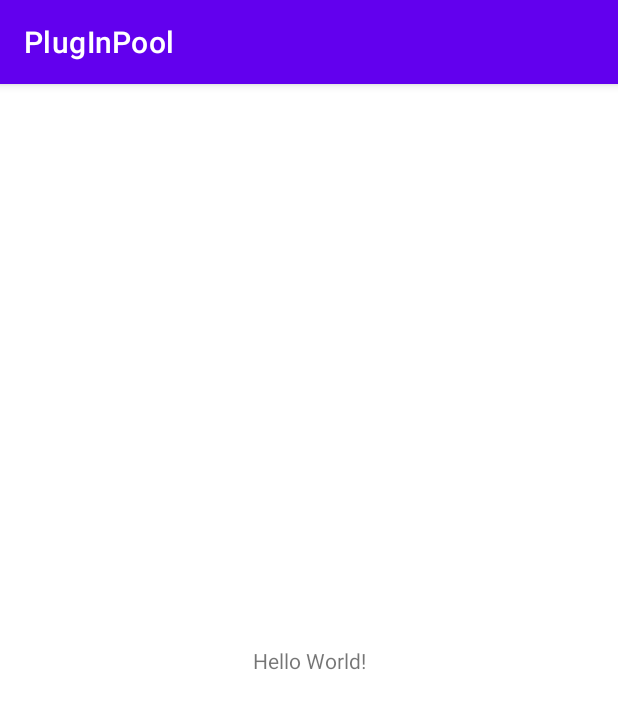
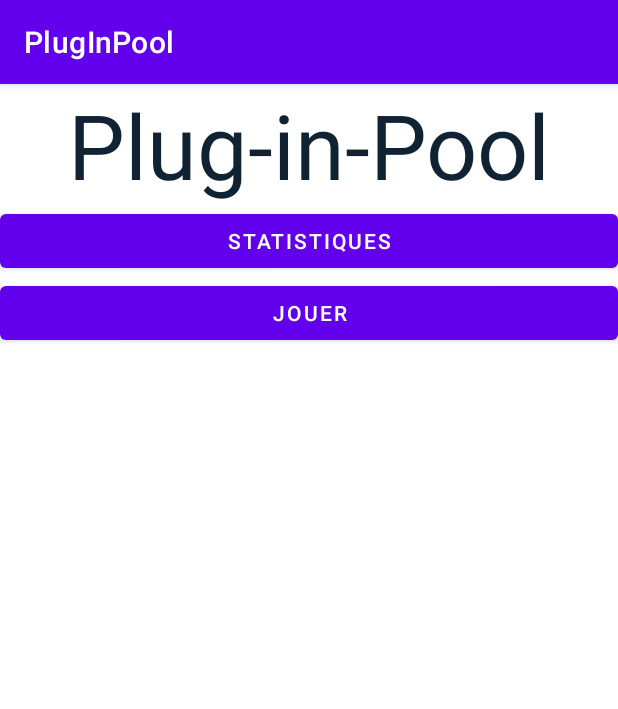
Before and after one commit to btssn-lasalle-84/plug-in-pool-2023, an Android app: the screen it shows after launch (EcranPrincipal), on a phone screen of 412 x 824 dp. Shown: the top 709 px of the screen. Run offline under Robolectric (Android 15) with nearby library versions, the phone set to English and light mode, and no system bars.

Commit message:
POOL2023-6-definir-l-ihm-de-lactivite-ecran-principal, ajout des widgets suivants: TextView affichant le nom de l'application 'PlugInPool', Button 'Jouer' bouton permettant d'accéder à l'activité de configuration d'une manche, Button Statistiques bouton permettant d'afficher l'activité d'accès aux parties enregistrées et aux statistiques des joueurs

```diff
--- a/PlugInPool/app/src/main/res/layout/activity_main.xml
+++ b/PlugInPool/app/src/main/res/layout/activity_main.xml
@@ -6,13 +6,33 @@
     android:layout_height="match_parent"
     tools:context=".EcranPrincipal">
 
-    <TextView
-        android:layout_width="wrap_content"
-        android:layout_height="wrap_content"
-        android:text="Hello World!"
-        app:layout_constraintBottom_toBottomOf="parent"
-        app:layout_constraintEnd_toEndOf="parent"
-        app:layout_constraintStart_toStartOf="parent"
-        app:layout_constraintTop_toTopOf="parent" />
+    <LinearLayout
+        android:layout_width="match_parent"
+        android:layout_height="match_parent"
+        android:orientation="vertical"
+        tools:layout_editor_absoluteX="1dp"
+        tools:layout_editor_absoluteY="1dp">
+
+        <TextView
+            android:id="@+id/textView"
+            android:layout_width="match_parent"
+            android:layout_height="wrap_content"
+            android:text=" Plug-in-Pool "
+            android:textSize="60sp"
+            android:gravity="center_horizontal"
+            android:textColor="#112233"/>
+
+        <Button
+            android:id="@+id/boutonStatistiques"
+            android:layout_width="match_parent"
+            android:layout_height="wrap_content"
+            android:text="statistiques" />
+
+        <Button
+            android:id="@+id/boutonJouer"
+            android:layout_width="match_parent"
+            android:layout_height="wrap_content"
+            android:text="Jouer" />
+    </LinearLayout>
 
 </androidx.constraintlayout.widget.ConstraintLayout>
```
